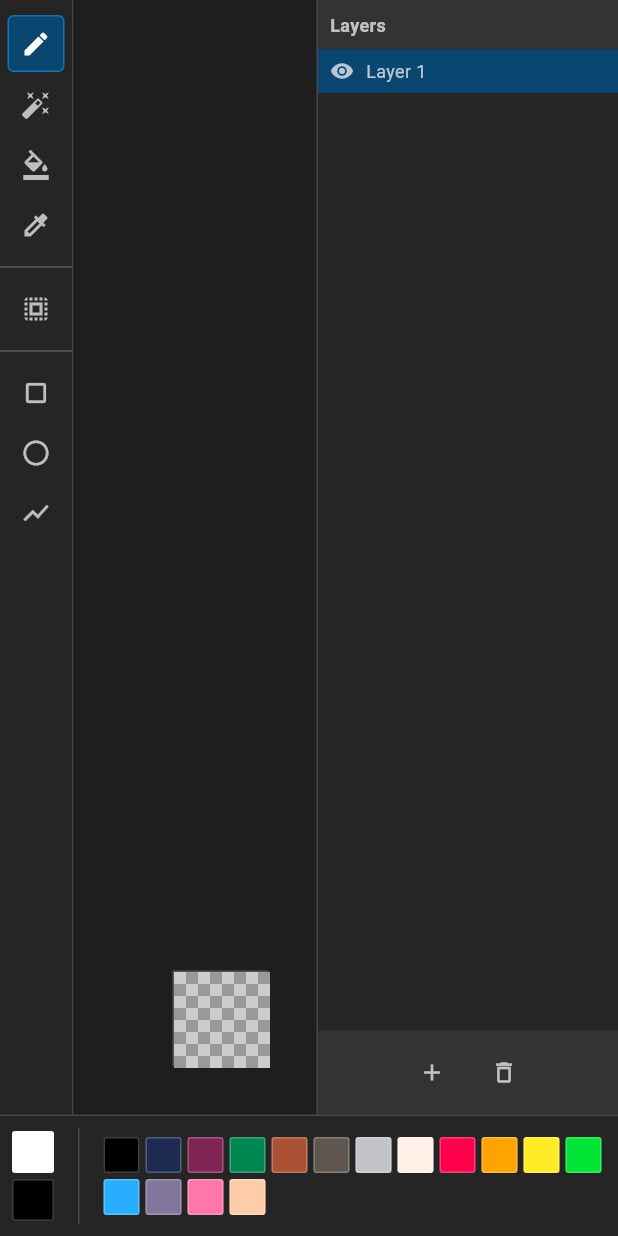
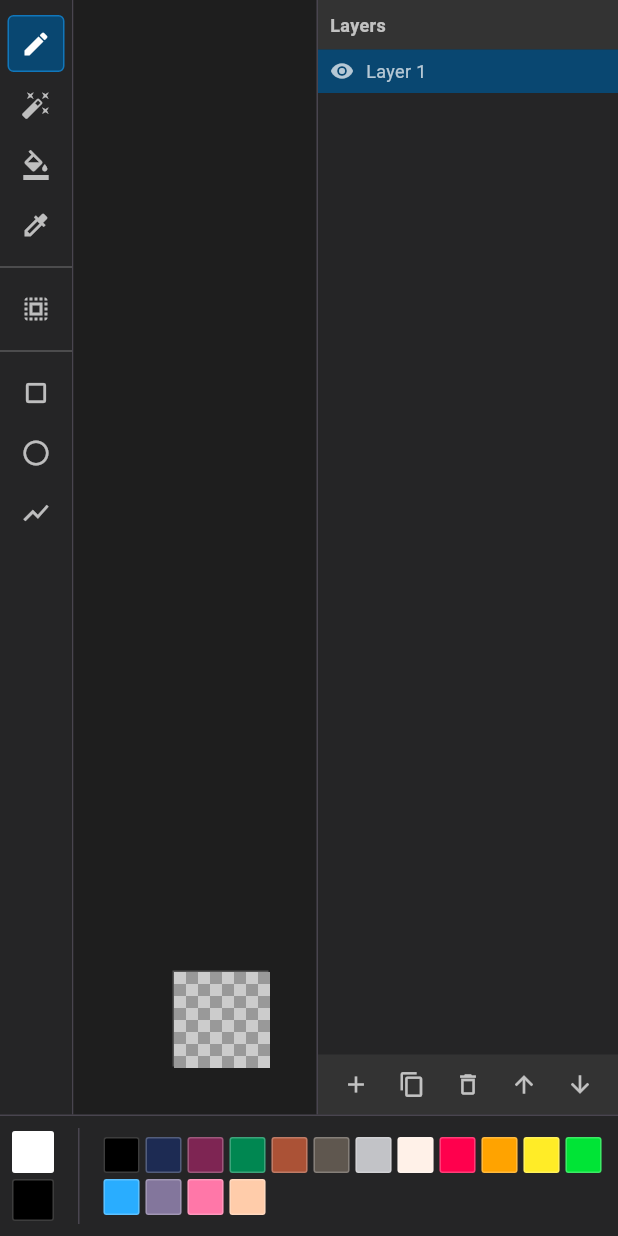
Before and after one commit to johann-taberlet/pixelforge, a Flutter app: the screen it shows after launch, on a phone screen of 412 x 824 dp. Run offline on Flutter 3.47's test engine with Material 3 defaults, Android fonts, the phone set to English and light mode, and no system bars; missing offline and left inert: dart:js_interop.

Commit message:
Refactor: Extract _footerButton helper in LayersPanel

```diff
--- a/lib/ui/panels/layers_panel.dart
+++ b/lib/ui/panels/layers_panel.dart
@@ -63,39 +63,64 @@ class LayersPanel extends StatelessWidget {
             ),
           ),
           // Footer buttons
-          Container(
+          _buildFooter(context),
+        ],
+      ),
+    );
+  }
+
+  Widget _buildFooter(BuildContext context) {
+    return Container(
       padding: const EdgeInsets.all(4),
       color: const Color(0xFF333333),
       child: Row(
-              mainAxisAlignment: MainAxisAlignment.center,
-              mainAxisSize: MainAxisSize.min,
+        mainAxisAlignment: MainAxisAlignment.spaceEvenly,
         children: [
-                Flexible(
-                  child: IconButton(
-                    icon: const Icon(Icons.add, size: 18),
-                    color: Colors.white70,
+          _footerButton(
+            icon: Icons.add,
             tooltip: 'Add layer',
-                    constraints: const BoxConstraints(minWidth: 32, minHeight: 32),
-                    padding: EdgeInsets.zero,
             onPressed: () => context.read<EditorState>().addLayer(),
           ),
+          _footerButton(
+            icon: Icons.copy,
+            tooltip: 'Duplicate layer',
+            onPressed: () => context.read<EditorState>().duplicateCurrentLayer(),
           ),
-                Flexible(
-                  child: IconButton(
-                    icon: const Icon(Icons.delete_outline, size: 18),
-                    color: Colors.white70,
+          _footerButton(
+            icon: Icons.delete_outline,
             tooltip: 'Delete layer',
-                    constraints: const BoxConstraints(minWidth: 32, minHeight: 32),
-                    padding: EdgeInsets.zero,
-                    onPressed: () {
-                      // TODO: Implement layer deletion
-                    },
+            onPressed: () => context.read<EditorState>().deleteCurrentLayer(),
           ),
+          _footerButton(
+            icon: Icons.arrow_upward,
+            tooltip: 'Move layer up',
+            onPressed: () => context.read<EditorState>().moveCurrentLayerUp(),
+          ),
+          _footerButton(
+            icon: Icons.arrow_downward,
+            tooltip: 'Move layer down',
+            onPressed: () => context.read<EditorState>().moveCurrentLayerDown(),
           ),
         ],
       ),
-          ),
-        ],
+    );
+  }
+
+  Widget _footerButton({
+    required IconData icon,
+    required String tooltip,
+    required VoidCallback onPressed,
+  }) {
+    return SizedBox(
+      width: 32,
+      height: 32,
+      child: IconButton(
+        padding: EdgeInsets.zero,
+        constraints: const BoxConstraints(),
+        icon: Icon(icon, size: 18),
+        color: Colors.white70,
+        tooltip: tooltip,
+        onPressed: onPressed,
       ),
     );
   }
```
Lines whose indentation alone changed are shown as unchanged.
